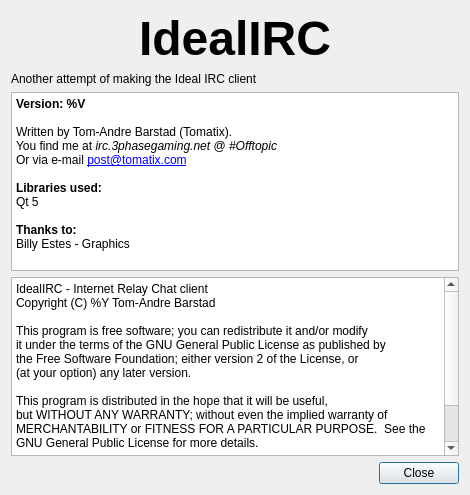
Above: iabout.ui from daniel-Jones/IdealIRC before the change. Below: the same form after it.
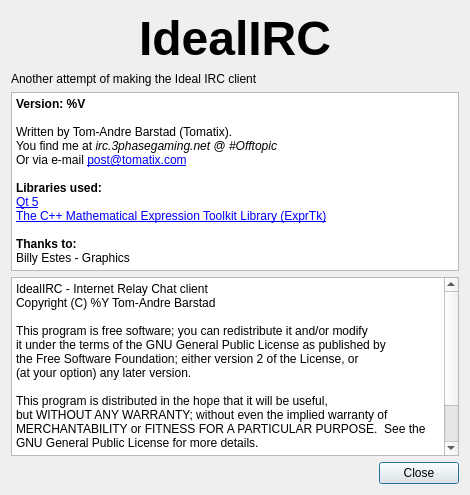
That is the form after the change.

Patch:
```diff
--- a/iabout.ui
+++ b/iabout.ui
@@ -31,7 +31,8 @@
 &lt;p style=&quot; margin-top:0px; margin-bottom:0px; margin-left:0px; margin-right:0px; -qt-block-indent:0; text-indent:0px;&quot;&gt;Or via e-mail &lt;a href=&quot;mailto:post@tomatix.com&quot;&gt;&lt;span style=&quot; text-decoration: underline; color:#0000ff;&quot;&gt;post@tomatix.com&lt;/span&gt;&lt;/a&gt;&lt;/p&gt;
 &lt;p style=&quot;-qt-paragraph-type:empty; margin-top:0px; margin-bottom:0px; margin-left:0px; margin-right:0px; -qt-block-indent:0; text-indent:0px; text-decoration: underline; color:#0000ff;&quot;&gt;&lt;br /&gt;&lt;/p&gt;
 &lt;p style=&quot; margin-top:0px; margin-bottom:0px; margin-left:0px; margin-right:0px; -qt-block-indent:0; text-indent:0px;&quot;&gt;&lt;span style=&quot; font-weight:600;&quot;&gt;Libraries used:&lt;/span&gt;&lt;/p&gt;
-&lt;p style=&quot; margin-top:0px; margin-bottom:0px; margin-left:0px; margin-right:0px; -qt-block-indent:0; text-indent:0px;&quot;&gt;Qt 5&lt;/p&gt;
+&lt;p style=&quot; margin-top:0px; margin-bottom:0px; margin-left:0px; margin-right:0px; -qt-block-indent:0; text-indent:0px;&quot;&gt;&lt;a href=&quot;http://www.qt-project.org/&quot;&gt;&lt;span style=&quot; text-decoration: underline; color:#0000ff;&quot;&gt;Qt 5&lt;/span&gt;&lt;/a&gt;&lt;/p&gt;
+&lt;p style=&quot; margin-top:0px; margin-bottom:0px; margin-left:0px; margin-right:0px; -qt-block-indent:0; text-indent:0px;&quot;&gt;&lt;a href=&quot;http://www.partow.net/programming/exprtk/index.html&quot;&gt;&lt;span style=&quot; text-decoration: underline; color:#0000ff;&quot;&gt;The C++ Mathematical Expression Toolkit Library (ExprTk)&lt;/span&gt;&lt;/a&gt;&lt;/p&gt;
 &lt;p style=&quot;-qt-paragraph-type:empty; margin-top:0px; margin-bottom:0px; margin-left:0px; margin-right:0px; -qt-block-indent:0; text-indent:0px;&quot;&gt;&lt;br /&gt;&lt;/p&gt;
 &lt;p style=&quot; margin-top:0px; margin-bottom:0px; margin-left:0px; margin-right:0px; -qt-block-indent:0; text-indent:0px;&quot;&gt;&lt;span style=&quot; font-weight:600;&quot;&gt;Thanks to:&lt;/span&gt;&lt;/p&gt;
 &lt;p style=&quot; margin-top:0px; margin-bottom:0px; margin-left:0px; margin-right:0px; -qt-block-indent:0; text-indent:0px;&quot;&gt;Billy Estes - Graphics&lt;/p&gt;&lt;/body&gt;&lt;/html&gt;</string>
```
